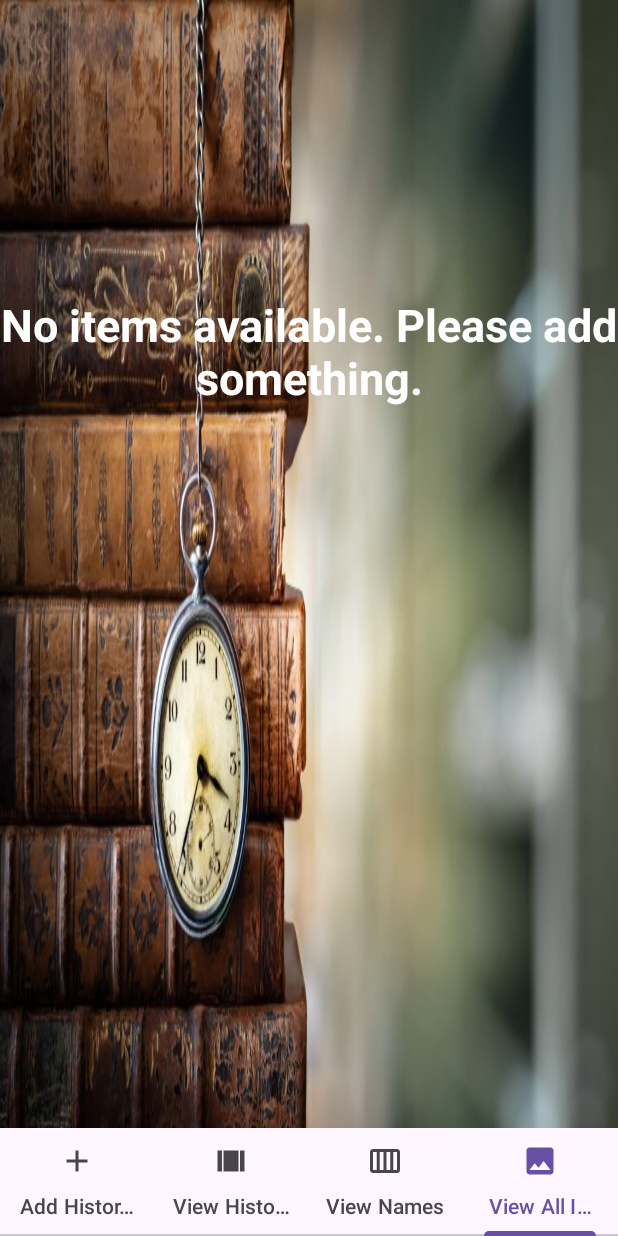
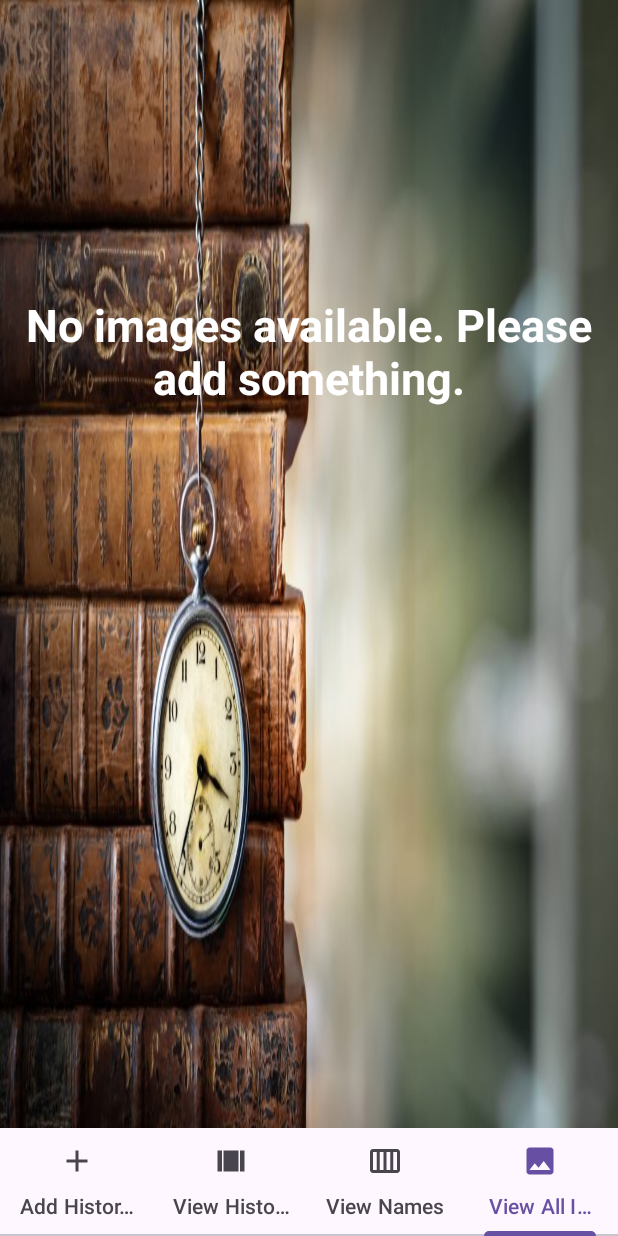
Before and after one commit to shreyagr309/MemoryPalaceApp, an Android app: the HistoryRoomActivity screen opened directly, with no data from a screen before it, item 4 of the bottom bar chosen, on a phone screen of 412 x 824 dp. Run offline under Robolectric (Android 15) with nearby library versions, the phone set to English and light mode, and no system bars; our stand-ins replace Room's generated code, data binding; libraries missing offline, so code that uses them is left out: com.github.drjacky.imagepicker; 1 statement that could not run was skipped.

```diff
--- a/app/src/main/java/com/example/memorypalaceapp/ui/history/HistoryRoomActivity.java
+++ b/app/src/main/java/com/example/memorypalaceapp/ui/history/HistoryRoomActivity.java
@@ -63,14 +63,13 @@ public class HistoryRoomActivity extends AppCompatActivity    {
                     case 3:
                         tab.setIcon(R.drawable.baseline_image_24);
                         tab.setText("View All Images");
+                        break;
                 }
             }
         }
         ).attach();//The attach method is called at the end to attach the
         // tab layout mediator to the tab layout and Viewpager
 
-
-
     }
 
 
--- a/app/src/main/res/layout/activity_history_room.xml
+++ b/app/src/main/res/layout/activity_history_room.xml
@@ -26,7 +26,7 @@
             app:layout_constraintTop_toBottomOf="@id/viewpager"
             app:layout_constraintBottom_toBottomOf="parent"
             app:layout_constraintStart_toStartOf="parent"
-            app:layout_constraintEnd_toEndOf="parent" />
+             />
 
     </androidx.constraintlayout.widget.ConstraintLayout>
 
--- a/app/src/main/res/layout/fragment_list_images.xml
+++ b/app/src/main/res/layout/fragment_list_images.xml
@@ -22,7 +22,7 @@
             <ImageView
                 android:id="@+id/ImageView"
                 android:layout_width="0sp"
-                bind:loadimage="@{imageUrl}"
+                bind:loadImage="@{imageUrl}"
                 android:layout_height="wrap_content"
                 app:layout_constraintEnd_toEndOf="parent"
                 app:layout_constraintStart_toStartOf="parent"
--- a/app/src/main/res/layout/fragment_view_all_images.xml
+++ b/app/src/main/res/layout/fragment_view_all_images.xml
@@ -15,7 +15,7 @@
         android:textColor="@color/white"
         android:textSize="30sp"
         android:layout_marginTop="196dp"
-        android:text="No items available. Please add something."
+        android:text="No images available. Please add something."
         app:layout_constraintEnd_toEndOf="parent"
         android:visibility="gone"
         app:layout_constraintStart_toStartOf="parent"
```
Also changed, not shown: app/src/main/java/com/example/memorypalaceapp/ui/history/ViewALLImagesFragment.java (+17 -25 lines), 12 other files.
